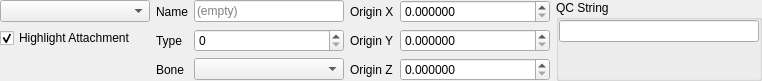
Qt form src/tools/hlam/ui/assets/studiomodel/dockpanels/StudioModelAttachmentsPanel.ui (SamVanheer/HalfLifeAssetManager) before a commit.
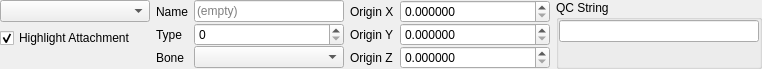
The same form after that commit.

Commit message: Use consistent spacing, use SetFixedSize on Cameras panel Resolves #167 #165

The edit to the form file:
```diff
--- a/src/tools/hlam/ui/assets/studiomodel/dockpanels/StudioModelAttachmentsPanel.ui
+++ b/src/tools/hlam/ui/assets/studiomodel/dockpanels/StudioModelAttachmentsPanel.ui
@@ -7,7 +7,7 @@
     <x>0</x>
     <y>0</y>
     <width>750</width>
-    <height>74</height>
+    <height>62</height>
    </rect>
   </property>
   <property name="windowTitle">
@@ -89,6 +89,9 @@
    </item>
    <item>
     <layout class="QGridLayout" name="gridLayout_2">
+     <property name="verticalSpacing">
+      <number>0</number>
+     </property>
      <item row="2" column="1">
       <widget class="QComboBox" name="Bone">
        <property name="sizePolicy">
```
The commit also changes 9 other files.
